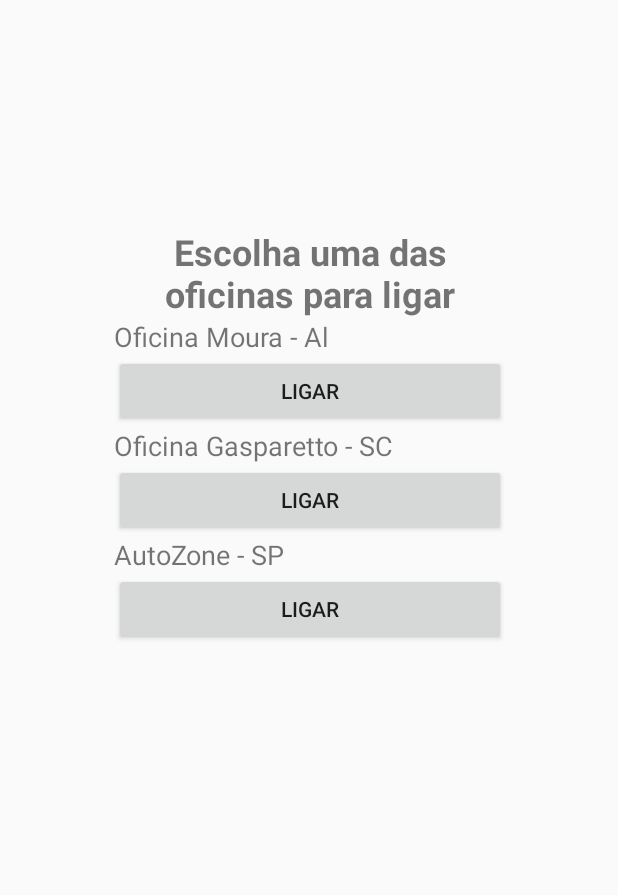
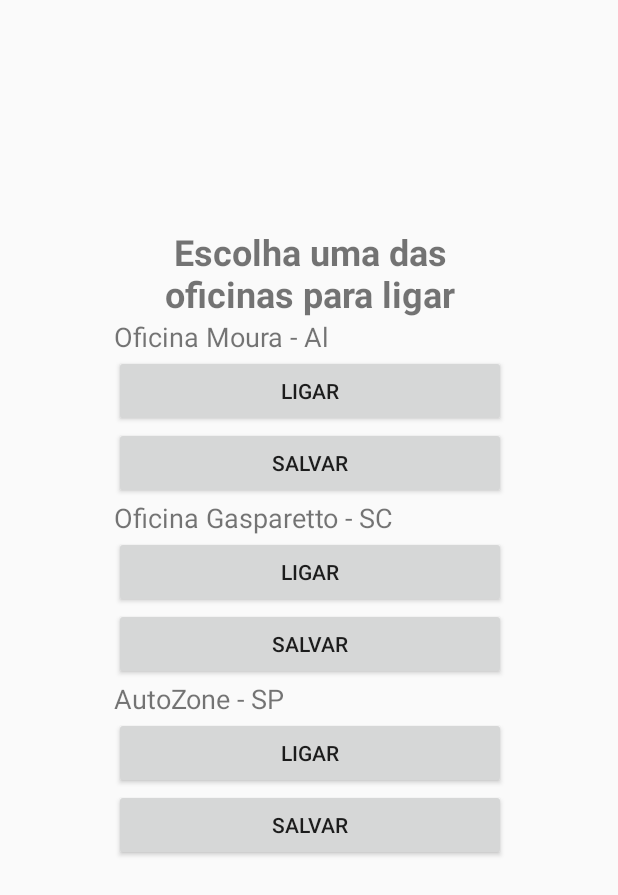
Before and after one commit to Rafoshi/Seguradora-app-v2, an Android app: the phone_list screen opened directly, with no data from a screen before it, after a tap on "LIGAR", on a phone screen of 412 x 824 dp. Shown: the top 895 px of the screen. Run offline under Robolectric (Android 15) with nearby library versions, the phone set to English and light mode, and no system bars; network calls fail.

```diff
--- a/app/src/main/AndroidManifest.xml
+++ b/app/src/main/AndroidManifest.xml
@@ -11,6 +11,8 @@
     <uses-permission android:name="android.permission.INTERNET" />
     <uses-permission android:name="android.permission.CALL_PHONE" />
     <uses-permission android:name="android.permission.ACCESS_COARSE_LOCATION" />
+    <uses-permission android:name="android.permission.WRITE_EXTERNAL_STORAGE"/>
+    <uses-permission android:name="android.permission.READ_EXTERNAL_STORAGE" />
 
     <application
         android:allowBackup="true"
--- a/app/src/main/java/com/example/seguradora/phone_list.java
+++ b/app/src/main/java/com/example/seguradora/phone_list.java
@@ -1,5 +1,6 @@
 package com.example.seguradora;
 
+import androidx.annotation.NonNull;
 import androidx.appcompat.app.AppCompatActivity;
 import androidx.core.app.ActivityCompat;
 import androidx.core.content.ContextCompat;
@@ -8,9 +9,17 @@ import android.Manifest;
 import android.content.Intent;
 import android.content.pm.PackageManager;
 import android.net.Uri;
+import android.os.Build;
 import android.os.Bundle;
+import android.os.Environment;
 import android.view.View;
 import android.widget.Button;
+import android.widget.Toast;
+
+import java.io.File;
+import java.io.FileNotFoundException;
+import java.io.FileOutputStream;
+import java.io.IOException;
 
 public class phone_list extends AppCompatActivity {
     private static final int REQUEST_CALL = 1;
@@ -29,13 +38,16 @@ public class phone_list extends AppCompatActivity {
             @Override
             public void onClick(View v) {
                 call("0800 727 7310");
+                salvarArquivo("0800 727 7310");
             }
         });
+
 
         btn2.setOnClickListener(new View.OnClickListener() {
             @Override
             public void onClick(View v) {
                 call("0800 294 2488");
+                salvarArquivo("0800 294 2488");
             }
         });
 
@@ -43,8 +55,14 @@ public class phone_list extends AppCompatActivity {
             @Override
             public void onClick(View v) {
                 call("0800 427 8810");
+                salvarArquivo("0800 427 8810");
             }
         });
+
+        if (Build.VERSION.SDK_INT >= Build.VERSION_CODES.M && checkSelfPermission(Manifest.permission.WRITE_EXTERNAL_STORAGE)
+                != PackageManager.PERMISSION_GRANTED){
+            requestPermissions(new String[]{Manifest.permission.WRITE_EXTERNAL_STORAGE},100);
+        }
     }
 
     private void call(String numberForCall) {
@@ -56,4 +74,39 @@ public class phone_list extends AppCompatActivity {
             startActivity(new Intent(Intent.ACTION_CALL, Uri.parse("tel:"+numberForCall)));
         }
     }
+
+    private void salvarArquivo(String conteudoArquivo){
+
+        File folder = new File(Environment.getExternalStorageDirectory() + "Pasta_Note/");
+        if(folder.exists()){
+            folder.mkdir();
+        }
+        String nomearquivo = "numero.txt";
+        File arquivo = new File(Environment.getExternalStorageDirectory().getAbsolutePath(), "/Pasta_Note/" + nomearquivo);
+        try {
+            FileOutputStream salvar = new FileOutputStream(arquivo);
+            salvar.close();
+            Toast.makeText(this, "Arquivo Salvo", Toast.LENGTH_SHORT).show();
+        } catch (FileNotFoundException e){
+            e.printStackTrace();
+            Toast.makeText(this, "Arquivo não Encontrado", Toast.LENGTH_SHORT).show();
+        } catch (IOException e){
+            e.printStackTrace();
+            Toast.makeText(this, "Erro", Toast.LENGTH_SHORT).show();
+        }
+    }
+
+    @Override
+    public void onRequestPermissionsResult(int requestCode, @NonNull String[] permissions, @NonNull int[] grantResults) {
+        switch (requestCode){
+            case 1000:
+                if(grantResults[0] == PackageManager.PERMISSION_GRANTED){
+                    Toast.makeText(this,"Permitido",Toast.LENGTH_SHORT).show();
+                }
+                else {
+                    Toast.makeText(this,"Não foi permitida",Toast.LENGTH_SHORT).show();
+                    finish();
+                }
+        }
+    }
 }
--- a/app/src/main/res/layout/activity_nearest.xml
+++ b/app/src/main/res/layout/activity_nearest.xml
@@ -54,5 +54,11 @@
             android:layout_height="wrap_content"
             android:layout_marginTop="200dp"
             android:text="@string/goToMap" />
+
+        <Button
+            android:id="@+id/button4"
+            android:layout_width="match_parent"
+            android:layout_height="wrap_content"
+            android:text="@string/save" />
     </LinearLayout>
 </androidx.constraintlayout.widget.ConstraintLayout>
--- a/app/src/main/res/layout/activity_phone_list.xml
+++ b/app/src/main/res/layout/activity_phone_list.xml
@@ -41,6 +41,12 @@
             android:layout_height="wrap_content"
             android:text="@string/oficina_call" />
 
+        <Button
+            android:id="@+id/save1"
+            android:layout_width="match_parent"
+            android:layout_height="wrap_content"
+            android:text="@string/save" />
+
         <TextView
             android:id="@+id/textView12"
             android:layout_width="match_parent"
@@ -54,6 +60,12 @@
             android:layout_height="wrap_content"
             android:text="@string/oficina_call" />
 
+        <Button
+            android:id="@+id/save2"
+            android:layout_width="match_parent"
+            android:layout_height="wrap_content"
+            android:text="@string/save" />
+
         <TextView
             android:id="@+id/textView14"
             android:layout_width="match_parent"
@@ -66,5 +78,11 @@
             android:layout_width="match_parent"
             android:layout_height="wrap_content"
             android:text="@string/oficina_call" />
+
+        <Button
+            android:id="@+id/save3"
+            android:layout_width="match_parent"
+            android:layout_height="wrap_content"
+            android:text="@string/save" />
     </LinearLayout>
 </androidx.constraintlayout.widget.ConstraintLayout>
--- a/app/src/main/res/values/strings.xml
+++ b/app/src/main/res/values/strings.xml
@@ -18,6 +18,7 @@
     <string name="oficina2">Oficina Gasparetto - SC</string>
     <string name="oficina3">AutoZone - SP</string>
     <string name="oficina_call">Ligar</string>
+    <string name="save">Salvar</string>
     <string name="title_activity_maps">Map</string>
     <string name="goToMap">Ver no mapa</string>
 </resources>
```
Also changed, not shown: app/src/main/java/com/example/seguradora/MainActivity.java (+13 -0 lines), app/src/main/java/com/example/seguradora/nearest.java (+44 -1 lines), app/src/main/java/com/example/seguradora/pedido_final.java (+7 -17 lines), app/src/main/java/com/example/seguradora/pedido_form.java (+10 -4 lines).
